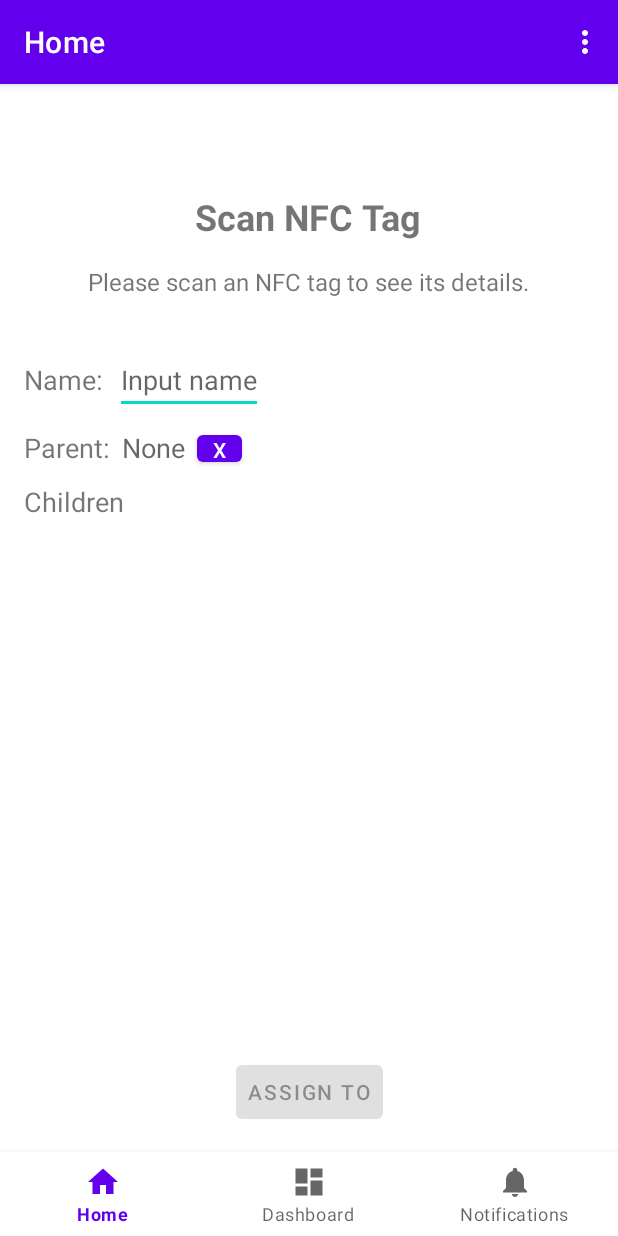
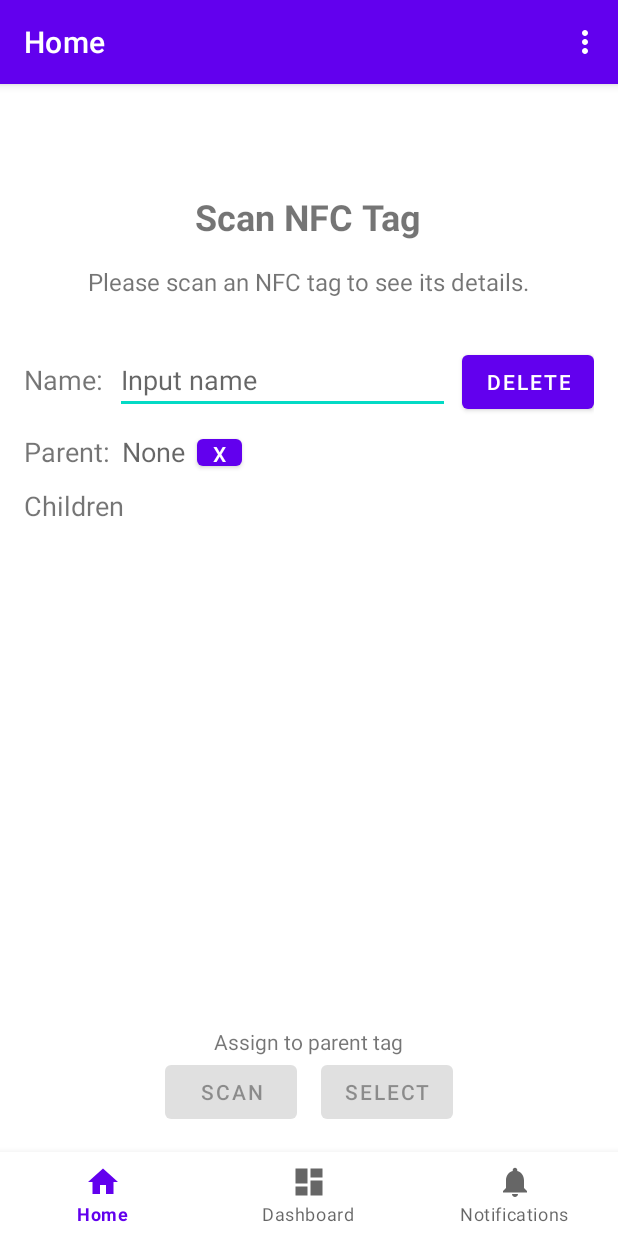
Before and after one commit to Statictide/NFC-scanner-android, an Android app: the screen it shows after launch (MainActivity), on a phone screen of 412 x 824 dp. Run offline under Robolectric (Android 15) with nearby library versions, the phone set to English and light mode, and no system bars; our stand-ins replace navigation-ui; 3 statements that could not run were skipped.

Commit message:
select works

```diff
--- a/app/build.gradle.kts
+++ b/app/build.gradle.kts
@@ -17,7 +17,7 @@ android {
         minSdk = 33
         targetSdk = 34
         versionCode = 1
-        versionName = "0.0.2"
+        versionName = "0.0.3"
 
         testInstrumentationRunner = "androidx.test.runner.AndroidJUnitRunner"
     }
@@ -56,6 +56,6 @@ dependencies {
 
     implementation("com.squareup.retrofit2:retrofit:2.9.0")
     implementation("com.squareup.retrofit2:converter-gson:2.9.0")
-    implementation("androidx.navigation:navigation-fragment-ktx:2.5.0")
-    implementation("androidx.navigation:navigation-ui-ktx:2.5.0")
+    implementation("androidx.navigation:navigation-fragment-ktx:2.7.7")
+    implementation("androidx.navigation:navigation-ui-ktx:2.7.7")
 }
--- a/app/src/main/java/dk/sierrasoftware/nfcscanner/MainActivity.kt
+++ b/app/src/main/java/dk/sierrasoftware/nfcscanner/MainActivity.kt
@@ -116,9 +116,9 @@ class MainActivity : AppCompatActivity() {
                 currentFragment.onNfcEventReceived(tagUid)
             } else {
                 // Navigate
-                val actionNavigationHome = MobileNavigationDirections.actionNavigationHomeWithTagUid(tagUid)
+                val action = MobileNavigationDirections.actionNavigationHomeWithTagUid(tagUid)
                 val navController = findNavController(R.id.nav_host_fragment_activity_main)
-                navController.navigate(actionNavigationHome)
+                navController.navigate(action)
             }
         }
     }
@@ -204,7 +204,7 @@ class MainActivity : AppCompatActivity() {
     private suspend fun createNewEntity() {
         val newEntity = CreateEntityDTO(name = "New entity", tag_uid = null, parent_id = null);
         EntityClient.client.createEntity(newEntity).onSuccess { entity ->
-            val actionNavigationHome = MobileNavigationDirections.actionNavigationHomeWithEntityId(entity.id.toInt())
+            val actionNavigationHome = MobileNavigationDirections.actionNavigationHomeWithEntityId(entity.id)
             val navController = Navigation.findNavController(this@MainActivity, R.id.nav_host_fragment_activity_main)
             navController.navigate(actionNavigationHome)
         }.onFailure { t ->
--- a/app/src/main/java/dk/sierrasoftware/nfcscanner/ui/home/HomeFragment.kt
+++ b/app/src/main/java/dk/sierrasoftware/nfcscanner/ui/home/HomeFragment.kt
@@ -8,8 +8,10 @@ import android.view.inputmethod.EditorInfo
 import android.widget.Toast
 import androidx.appcompat.app.AlertDialog
 import androidx.fragment.app.Fragment
+import androidx.fragment.app.setFragmentResultListener
 import androidx.lifecycle.ViewModelProvider
 import androidx.lifecycle.lifecycleScope
+import androidx.navigation.fragment.findNavController
 import androidx.navigation.fragment.navArgs
 import androidx.recyclerview.widget.LinearLayoutManager
 import dk.sierrasoftware.nfcscanner.api.EntityClient
@@ -17,6 +19,7 @@ import dk.sierrasoftware.nfcscanner.api.EntityClosureDTO
 import dk.sierrasoftware.nfcscanner.api.MaybeInt
 import dk.sierrasoftware.nfcscanner.api.PatchEntityDTO
 import dk.sierrasoftware.nfcscanner.databinding.FragmentHomeBinding
+import dk.sierrasoftware.nfcscanner.ui.dashboard.DashboardFragment
 import dk.sierrasoftware.nfcscanner.ui.dashboard.EntityAdapter
 import kotlinx.coroutines.launch
 
@@ -27,18 +30,14 @@ class HomeFragment : Fragment() {
     // This property is only valid between onCreateView and onDestroyView.
     private val binding get() = _binding!!
 
-    private val args: HomeFragmentArgs by navArgs()
+    private val safeArgs: HomeFragmentArgs by navArgs()
 
     private lateinit var homeViewModel: HomeViewModel;
 
-    private var assignParentOnEntityIdIsActive: Int? =
-        null // Signal to assign entity to tag on next NFC scan
-    private lateinit var assignParentDialog: AlertDialog
+    private lateinit var assignParentInProcessDialog: AlertDialog
 
     override fun onCreateView(
-        inflater: LayoutInflater,
-        container: ViewGroup?,
-        savedInstanceState: Bundle?
+        inflater: LayoutInflater, container: ViewGroup?, savedInstanceState: Bundle?
     ): View {
         homeViewModel = ViewModelProvider(this).get(HomeViewModel::class.java)
 
@@ -53,15 +52,15 @@ class HomeFragment : Fragment() {
         }
 
         // Fetch entity
-        if (args.tagUid.isNotEmpty()) {
+        if (safeArgs.tagUid.isNotEmpty()) {
             lifecycleScope.launch {
-                fetchAndShowEntityByTagUid(args.tagUid)
+                fetchAndShowEntityByTagUid(safeArgs.tagUid)
             }
         }
 
-        if (args.entityId != 0) {
+        if (safeArgs.entityId != 0) {
             lifecycleScope.launch {
-                fetchAndShowEntity(args.entityId)
+                fetchAndShowEntity(safeArgs.entityId)
             }
         }
 
@@ -81,16 +80,23 @@ class HomeFragment : Fragment() {
 
         // Set values
         binding.nameView.setText(entity.name)
+        binding.parentView.text = entity.parent_name
         if (entity.parent_id != null) {
-            binding.parentView.text = entity.parent_name
             binding.parentView.setOnClickListener {
-                lifecycleScope.launch {
-                    fetchAndShowEntity(entity.parent_id)
-                }
+                lifecycleScope.launch { fetchAndShowEntity(entity.parent_id) }
             }
         }
+
+        // Delete entity
+        binding.fragmentHomeDeleteButton.setOnClickListener {
+            lifecycleScope.launch { deleteEntity(entity.id) }
+        }
+
+
         binding.assignButton.isEnabled = true
-        binding.fragmentHomeChildrenRecyclerView.adapter = EntityAdapter(listOf(entity), false)
+        binding.selectParentButton.isEnabled = true
+        binding.fragmentHomeChildrenRecyclerView.adapter =
+            EntityAdapter(listOf(entity), showName = false)
 
         // Save name on update
         binding.nameView.setOnEditorActionListener { view, actionId, _ ->
@@ -113,7 +119,7 @@ class HomeFragment : Fragment() {
 
     override fun onDestroyView() {
         super.onDestroyView()
-        assignParentDialog.dismiss()
+        assignParentInProcessDialog.dismiss()
         _binding = null
     }
 
@@ -122,23 +128,23 @@ class HomeFragment : Fragment() {
         builder.setTitle("NFC Scan")
         builder.setMessage("Approach an NFC tag to assign.")
 
-        // Set id to signal assignment on next NFC scan
-        // Remove it when dialog is dismissed, to remove assignment signal
-        builder.setOnDismissListener {
-            assignParentOnEntityIdIsActive = null;
+        assignParentInProcessDialog = builder.create();
+
+        binding.assignButton.setOnClickListener {
+            assignParentInProcessDialog.show()
         }
 
-        assignParentDialog = builder.create();
+        binding.selectParentButton.setOnClickListener {
+            setFragmentResultListener(DashboardFragment.REQUEST_KEY) { _, bundle ->
+                val newParentId = bundle.getInt("entityId")
+                lifecycleScope.launch {
+                    assignEntityToTag(homeViewModel.entityClosure.value!!.id, newParentId)
+                }
+            }
 
-        binding.assignButton.setOnClickListener {
-            showAssignParentPopup()
+            val action = HomeFragmentDirections.actionNavigationHomeToNavigationDashboard(DashboardFragment.ENTITY_PICKER)
+            findNavController().navigate(action)
         }
-    }
-
-    private fun showAssignParentPopup() {
-        val entityId = homeViewModel.entityClosure.value!!.id
-        assignParentOnEntityIdIsActive = entityId;
-        assignParentDialog.show()
     }
 
     fun onNfcEventReceived(tagUid: String) {
@@ -150,9 +156,9 @@ class HomeFragment : Fragment() {
     private suspend fun fetchAndShowEntityByTagUid(tagUid: String) {
         EntityClient.client.getOrCreateEntityByTagUid(tagUid).onSuccess { entity ->
             // If assign in progress, assign entity to tag
-            assignParentOnEntityIdIsActive?.let {
-                assignParentDialog.dismiss()
-                val entityBeingReassigned = it
+            if (assignParentInProcessDialog.isShowing) {
+                assignParentInProcessDialog.dismiss()
+                val entityBeingReassigned = homeViewModel.entityClosure.value!!.id
                 val newParentId = entity.id
                 assignEntityToTag(entityBeingReassigned, newParentId)
                 return
@@ -199,6 +205,13 @@ class HomeFragment : Fragment() {
         }.onFailure { t ->
             Toast.makeText(context, t.message, Toast.LENGTH_LONG).show()
         }
+    }
 
+    private suspend fun deleteEntity(entryId: Int) {
+        EntityClient.client.deleteEntity(entryId).onSuccess {
+            homeViewModel.entityClosure.value = null
+        }.onFailure { t ->
+            Toast.makeText(context, t.message, Toast.LENGTH_LONG).show()
+        }
     }
 }
--- a/app/src/main/res/layout/fragment_home.xml
+++ b/app/src/main/res/layout/fragment_home.xml
@@ -68,15 +68,29 @@
 
                 <EditText
                     android:id="@+id/name_view"
-                    android:layout_width="wrap_content"
+                    android:layout_width="0dp"
+                    android:layout_weight="1"
                     android:layout_height="wrap_content"
-                    android:layout_marginStart="8dp"
+                    android:layout_marginStart="@dimen/padding_medium"
                     android:layout_marginEnd="0dp"
                     android:autofillHints="name"
                     android:hint="@string/name_hint"
                     android:imeOptions="actionDone"
                     android:inputType="text"
                     android:textSize="@dimen/text_size_medium" />
+
+
+                <Button
+                    android:id="@+id/fragment_home_delete_button"
+                    android:layout_width="wrap_content"
+                    android:layout_height="wrap_content"
+                    android:layout_marginStart="@dimen/padding_medium"
+                    android:layout_marginEnd="0dp"
+                    android:text="Delete"
+                    android:layout_gravity="end"
+                    >
+
+                </Button>
             </LinearLayout>
 
             <!-- Parent Row -->
@@ -99,7 +113,6 @@
                     android:layout_marginStart="8dp"
                     android:layout_marginEnd="0dp"
                     android:hint="@string/parent_hint"
-
                     android:textSize="@dimen/text_size_medium" />
 
                 <Button
@@ -149,16 +162,51 @@
             </LinearLayout> <!-- entity children -->
     </LinearLayout> <!-- Entity group -->
 
-    <Button
-        android:id="@+id/assign_button"
+    <LinearLayout
         android:layout_width="wrap_content"
         android:layout_height="wrap_content"
-        android:layout_gravity="center_horizontal"
-        android:enabled="false"
-        android:padding="@dimen/padding_medium"
-        android:text="@string/assign_button"
+        android:orientation="vertical"
         app:layout_constraintBottom_toBottomOf="parent"
         app:layout_constraintEnd_toEndOf="parent"
-        app:layout_constraintStart_toStartOf="parent" />
+        app:layout_constraintStart_toStartOf="parent">
+
+        <TextView
+            android:id="@+id/textView"
+            android:layout_width="wrap_content"
+            android:layout_height="wrap_content"
+            android:layout_gravity="center_horizontal"
+            android:layout_weight="1"
+            android:text="@string/assign_to_parent_tag" />
+
+        <LinearLayout
+            android:layout_width="wrap_content"
+            android:layout_height="wrap_content"
+            android:orientation="horizontal">
+
+        <Button
+            android:id="@+id/assign_button"
+            android:layout_width="wrap_content"
+            android:layout_height="wrap_content"
+            android:layout_gravity="center_horizontal"
+            android:layout_marginHorizontal="@dimen/padding_medium"
+            android:enabled="false"
+            android:padding="@dimen/padding_medium"
+            android:text="@string/assign_button" />
+
+        <Button
+            android:id="@+id/select_parent_button"
+            android:layout_width="wrap_content"
+            android:layout_height="wrap_content"
+            android:layout_gravity="center_horizontal"
+            android:layout_marginHorizontal="@dimen/padding_medium"
+            android:enabled="false"
+            android:padding="@dimen/padding_medium"
+            android:text="@string/select_parent_button"
+        />
+
+        </LinearLayout>
+    </LinearLayout>
+
+
 
 </androidx.constraintlayout.widget.ConstraintLayout>
--- a/app/src/main/res/layout/item_entity.xml
+++ b/app/src/main/res/layout/item_entity.xml
@@ -1,4 +1,5 @@
 <?xml version="1.0" encoding="utf-8"?>
+<!-- item_entity -->
 <LinearLayout
     xmlns:android="http://schemas.android.com/apk/res/android"
     android:layout_width="match_parent"
--- a/app/src/main/res/menu/main_menu.xml
+++ b/app/src/main/res/menu/main_menu.xml
@@ -17,5 +17,4 @@
         android:orderInCategory="100"
         app:showAsAction="never" />
 
-
 </menu>
--- a/app/src/main/res/navigation/mobile_navigation.xml
+++ b/app/src/main/res/navigation/mobile_navigation.xml
@@ -30,10 +30,25 @@
             android:name="tag_uid"
             app:argType="string"
             android:defaultValue="" />
+            <!-- app:nullable="true" -->
         <argument
             android:name="entity_id"
             app:argType="integer"
             android:defaultValue="0" />
+            <!-- app:nullable="true" -->
+        <action
+            android:id="@+id/action_navigation_home_to_navigation_dashboard"
+            app:destination="@id/navigation_dashboard">
+            <!--
+            app:enterAnim="@anim/slide_in_right"
+            app:exitAnim="@anim/slide_out_left"
+            app:popEnterAnim="@anim/slide_in_left"
+            app:popExitAnim="@anim/slide_out_right">
+            -->
+            <argument
+                android:name="task" />
+        </action>
+
     </fragment>
 
     <fragment
@@ -41,6 +56,10 @@
         android:name="dk.sierrasoftware.nfcscanner.ui.dashboard.DashboardFragment"
         android:label="@string/title_dashboard"
         tools:layout="@layout/fragment_dashboard" >
+        <argument
+            android:name="task"
+            app:argType="string"
+            android:defaultValue="NONE" />
     </fragment>
 
     <fragment
--- a/app/src/main/res/values/strings.xml
+++ b/app/src/main/res/values/strings.xml
@@ -12,8 +12,10 @@
     <string name="children_label">Children</string>
     <string name="image_label">Image:</string>
     <string name="na">N/A</string>
-    <string name="assign_button">Assign to</string>
+    <string name="assign_button">Scan</string>
     <string name="title_entities">Entities</string>
     <string name="name_hint">Input name</string>
     <string name="parent_hint">None</string>
+    <string name="select_parent_button">Select</string>
+    <string name="assign_to_parent_tag">Assign to parent tag</string>
 </resources>
```
Also changed, not shown: app/src/main/java/dk/sierrasoftware/nfcscanner/ui/dashboard/DashboardFragment.kt (+33 -7 lines), app/src/main/java/dk/sierrasoftware/nfcscanner/ui/dashboard/EntityAdapter.kt (+12 -12 lines), app/src/main/res/anim/fade_in.xml (added, +23 -0 lines), app/src/main/res/anim/fade_out.xml (added, +23 -0 lines), app/src/main/res/anim/slide_in_left.xml (added, +7 -0 lines), app/src/main/res/anim/slide_in_right.xml (added, +7 -0 lines), app/src/main/res/anim/slide_out_left.xml (added, +7 -0 lines), app/src/main/res/anim/slide_out_right.xml (added, +7 -0 lines).
